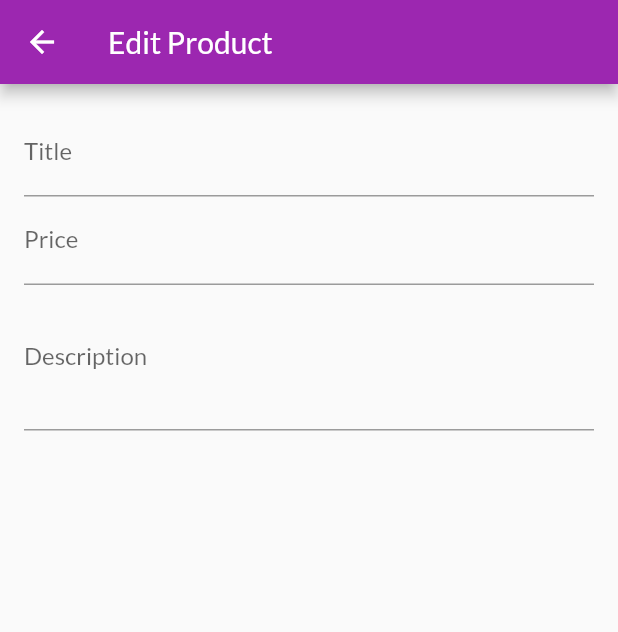
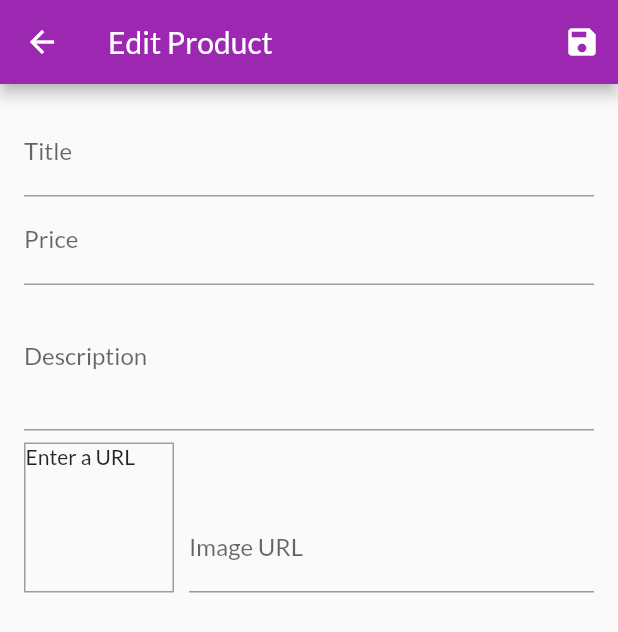
Before and after one commit to Fadikossentini/shopapp, a Flutter app: the EditProductScreen screen opened by its route, on a phone screen of 412 x 824 dp. Shown: the top 632 px of the screen. Run offline on Flutter 3.47's test engine with Material 2 defaults, Android fonts, the light colour scheme and no system bars; missing offline and left inert: dart:ffi; network calls fail.

Commit message:
validating user input

```diff
--- a/shopapp/lib/screens/edit_product_screen.dart
+++ b/shopapp/lib/screens/edit_product_screen.dart
@@ -1,4 +1,7 @@
+import 'dart:ffi';
+
 import 'package:flutter/material.dart';
+import 'package:shopapp/providers/product.dart';
 
 class EditProductScreen extends StatefulWidget {
   static const routeName = '/edit-product';
@@ -9,31 +12,149 @@ class EditProductScreen extends StatefulWidget {
 }
 
 class _EditProductScreenState extends State<EditProductScreen> {
+  final _imageUrlController = TextEditingController();
+  final _imageUrlFocusNode = FocusNode();
+  final _form = GlobalKey<FormState>();
+  var _editProduct =
+      Product(id: "1", title: "", price: 0, description: '', imageUrl: "");
+  @override
+  void initState() {
+    _imageUrlFocusNode.addListener(_updateImageUrl);
+    super.initState();
+  }
+
+  void _updateImageUrl() {
+    if (!_imageUrlFocusNode.hasFocus) {
+      setState(() {});
+    }
+  }
+
+  void dispose() {
+    _imageUrlFocusNode.removeListener(_updateImageUrl);
+    _imageUrlFocusNode.dispose();
+    super.dispose();
+  }
+
+  void _saveForm() {
+    final isValid = _form.currentState?.validate() as bool;
+    if (!isValid) {
+      return;
+    }
+    _form.currentState?.save();
+    print(_editProduct.title);
+    print(_editProduct.description);
+    print(_editProduct.imageUrl);
+    print(_editProduct.price);
+  }
+
   @override
   Widget build(BuildContext context) {
     return Scaffold(
       appBar: AppBar(
         title: Text("Edit Product"),
+        actions: [
+          IconButton(
+            onPressed: _saveForm,
+            icon: Icon(Icons.save),
+          )
+        ],
       ),
       body: Padding(
         padding: const EdgeInsets.all(16.0),
         child: Form(
+          key: _form,
           child: ListView(
             children: [
               TextFormField(
                 decoration: InputDecoration(labelText: 'Title'),
                 textInputAction: TextInputAction.next,
+                onSaved: (value) {
+                  _editProduct = Product(
+                    title: value as String,
+                    price: _editProduct.price,
+                    description: _editProduct.description,
+                    imageUrl: _editProduct.imageUrl,
+                    id: "1",
+                  );
+                },
+                validator: (value) {
+                  if ((value as String).isEmpty) {
+                    return "please provide a value";
+                  }
+                  return null;
+                },
               ),
               TextFormField(
                   decoration: InputDecoration(labelText: 'Price'),
                   textInputAction: TextInputAction.next,
                   keyboardType: TextInputType.number,
-              ),
+                  onSaved: (value) {
+                    _editProduct = Product(
+                      title: _editProduct.title,
+                      price: double.parse(value as String),
+                      description: _editProduct.description,
+                      imageUrl: _editProduct.imageUrl,
+                      id: "1",
+                    );
+                  }),
               TextFormField(
                   decoration: InputDecoration(labelText: 'Description'),
                   maxLines: 3,
                   keyboardType: TextInputType.multiline,
                   textInputAction: TextInputAction.next,
+                  onSaved: (value) {
+                    _editProduct = Product(
+                      title: _editProduct.title,
+                      price: _editProduct.price,
+                      description: value as String,
+                      imageUrl: _editProduct.imageUrl,
+                      id: "1",
+                    );
+                  }),
+              Row(
+                crossAxisAlignment: CrossAxisAlignment.end,
+                children: [
+                  Container(
+                    width: 100,
+                    height: 100,
+                    margin: EdgeInsets.only(
+                      top: 8,
+                      right: 10,
+                    ),
+                    decoration: BoxDecoration(
+                      border: Border.all(
+                        width: 1,
+                        color: Colors.grey,
+                      ),
+                    ),
+                    child: _imageUrlController.text.isEmpty
+                        ? Text('Enter a URL')
+                        : FittedBox(
+                            child: Image.network(
+                              _imageUrlController.text,
+                              fit: BoxFit.cover,
+                            ),
+                          ),
+                  ),
+                  Expanded(
+                    child: TextFormField(
+                        decoration: InputDecoration(labelText: 'Image URL'),
+                        keyboardType: TextInputType.url,
+                        textInputAction: TextInputAction.done,
+                        controller: _imageUrlController,
+                        focusNode: _imageUrlFocusNode,
+                        onFieldSubmitted: (_) => {_saveForm()},
+                        onSaved: (value) {
+                          _editProduct = Product(
+                            title: _editProduct.title,
+                            price: _editProduct.price,
+                            description: _editProduct.description,
+                            imageUrl: value as String,
+                            id: "1",
+                          );
+                        }),
+                  ),
+                ],
               ),
             ],
           ),
```
Lines whose indentation alone changed are shown as unchanged.
